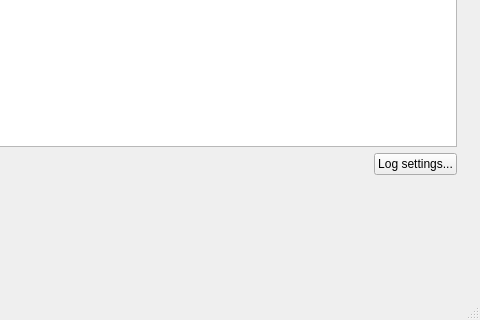
First picture: the form in hit2023v2/mainwindow.ui, repository bleverin/fibre-bpm-daq, before the edit; both pictures show x 373 to 853 and y 281 to 601 of the 853 by 601 pixel window.
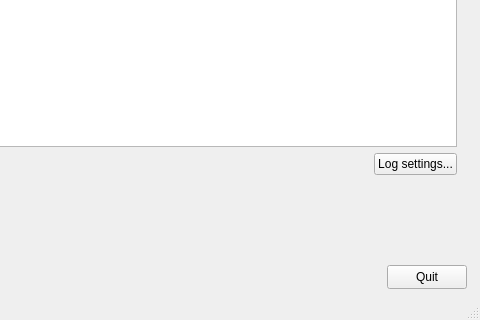
Second picture: the form after the edit.

What changed in the file:
```diff
--- a/hit2023v2/mainwindow.ui
+++ b/hit2023v2/mainwindow.ui
@@ -80,6 +80,19 @@
      </item>
     </layout>
    </widget>
+   <widget class="QPushButton" name="pushButton_exit">
+    <property name="geometry">
+     <rect>
+      <x>760</x>
+      <y>510</y>
+      <width>80</width>
+      <height>24</height>
+     </rect>
+    </property>
+    <property name="text">
+     <string>Quit</string>
+    </property>
+   </widget>
   </widget>
   <widget class="QMenuBar" name="menuBar">
    <property name="geometry">
```
